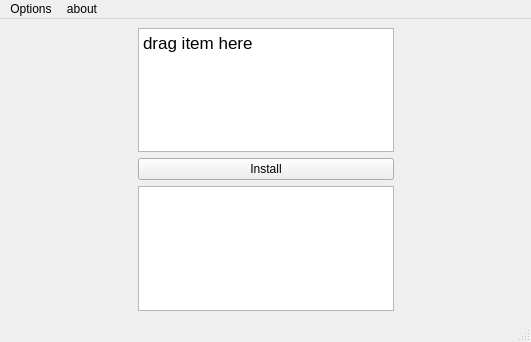
This is kyrpm-installer/mainwindow.ui in openeuler-mirror/kylin-installer as Qt 5 draws it before an edit. The edited form follows.
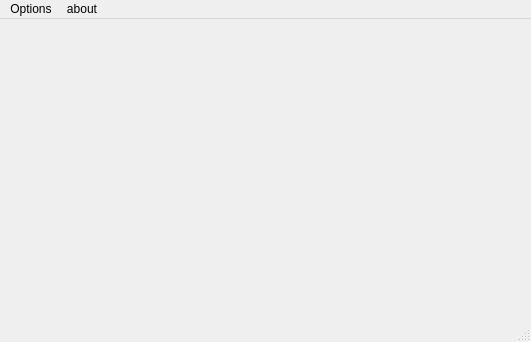
This is the edited form.

```diff
--- a/kyrpm-installer/mainwindow.ui
+++ b/kyrpm-installer/mainwindow.ui
@@ -13,117 +13,7 @@
   <property name="windowTitle">
    <string>MainWindow</string>
   </property>
-  <widget class="QWidget" name="centralwidget">
-   <layout class="QGridLayout" name="gridLayout">
-    <item row="2" column="1">
-     <spacer name="verticalSpacer_4">
-      <property name="orientation">
-       <enum>Qt::Vertical</enum>
-      </property>
-      <property name="sizeHint" stdset="0">
-       <size>
-        <width>20</width>
-        <height>40</height>
-       </size>
-      </property>
-     </spacer>
-    </item>
-    <item row="3" column="0">
-     <spacer name="horizontalSpacer">
-      <property name="orientation">
-       <enum>Qt::Horizontal</enum>
-      </property>
-      <property name="sizeHint" stdset="0">
-       <size>
-        <width>38</width>
-        <height>20</height>
-       </size>
-      </property>
-     </spacer>
-    </item>
-    <item row="6" column="1">
-     <spacer name="verticalSpacer_3">
-      <property name="orientation">
-       <enum>Qt::Vertical</enum>
-      </property>
-      <property name="sizeHint" stdset="0">
-       <size>
-        <width>20</width>
-        <height>40</height>
-       </size>
-      </property>
-     </spacer>
-    </item>
-    <item row="3" column="2">
-     <spacer name="horizontalSpacer_2">
-      <property name="orientation">
-       <enum>Qt::Horizontal</enum>
-      </property>
-      <property name="sizeHint" stdset="0">
-       <size>
-        <width>38</width>
-        <height>20</height>
-       </size>
-      </property>
-     </spacer>
-    </item>
-    <item row="4" column="1">
-     <spacer name="verticalSpacer_2">
-      <property name="orientation">
-       <enum>Qt::Vertical</enum>
-      </property>
-      <property name="sizeHint" stdset="0">
-       <size>
-        <width>20</width>
-        <height>53</height>
-       </size>
-      </property>
-     </spacer>
-    </item>
-    <item row="5" column="1">
-     <widget class="QTextEdit" name="textEdit">
-      <property name="minimumSize">
-       <size>
-        <width>50</width>
-        <height>50</height>
-       </size>
-      </property>
-     </widget>
-    </item>
-    <item row="0" column="1">
-     <spacer name="verticalSpacer">
-      <property name="orientation">
-       <enum>Qt::Vertical</enum>
-      </property>
-      <property name="sizeHint" stdset="0">
-       <size>
-        <width>20</width>
-        <height>54</height>
-       </size>
-      </property>
-     </spacer>
-    </item>
-    <item row="3" column="1">
-     <widget class="QPushButton" name="installButton">
-      <property name="text">
-       <string>Install</string>
-      </property>
-     </widget>
-    </item>
-    <item row="1" column="1">
-     <widget class="QTextEdit" name="textEdit_2">
-      <property name="html">
-       <string>&lt;!DOCTYPE HTML PUBLIC &quot;-//W3C//DTD HTML 4.0//EN&quot; &quot;http://www.w3.org/TR/REC-html40/strict.dtd&quot;&gt;
-&lt;html&gt;&lt;head&gt;&lt;meta name=&quot;qrichtext&quot; content=&quot;1&quot; /&gt;&lt;meta charset=&quot;utf-8&quot; /&gt;&lt;style type=&quot;text/css&quot;&gt;
-p, li { white-space: pre-wrap; }
-hr { height: 1px; border-width: 0; }
-&lt;/style&gt;&lt;/head&gt;&lt;body style=&quot; font-family:'.AppleSystemUIFont'; font-size:13pt; font-weight:400; font-style:normal;&quot;&gt;
-&lt;p style=&quot; margin-top:0px; margin-bottom:0px; margin-left:0px; margin-right:0px; -qt-block-indent:0; text-indent:0px;&quot;&gt;drag item here&lt;/p&gt;&lt;/body&gt;&lt;/html&gt;</string>
-      </property>
-     </widget>
-    </item>
-   </layout>
-  </widget>
+  <widget class="QWidget" name="centralwidget"/>
   <widget class="QMenuBar" name="menubar">
    <property name="geometry">
     <rect>
```
